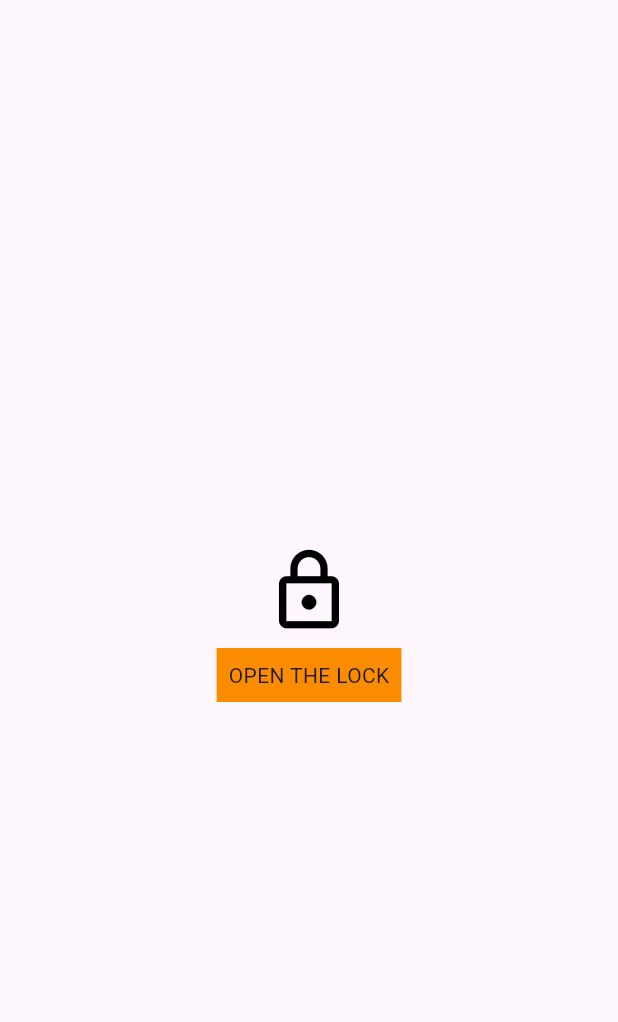
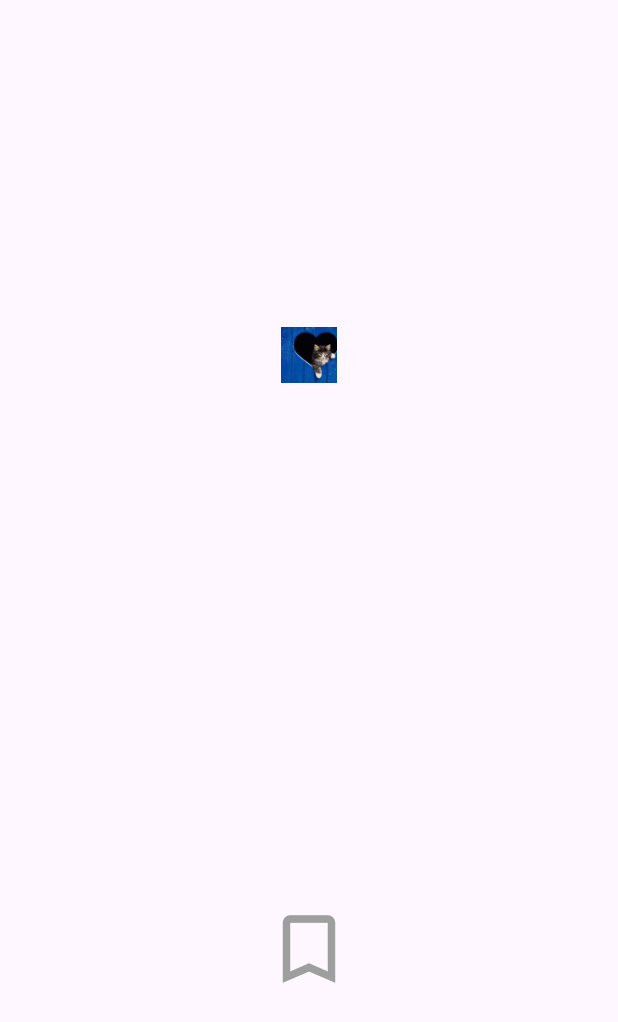
Before and after one commit to Yosua13/belajar-fundamental-aplikasi-flutter, a Flutter app: the screen it shows after launch, on a phone screen of 412 x 824 dp. Shown: the top 1022 px of the screen. Run offline on Flutter 3.47's test engine with Material 3 defaults, Android fonts, the phone set to English and light mode, and no system bars.

Commit message:
gesture detector, onDoubleTap, onTap, onLongPress

```diff
--- /dev/null
+++ b/lib/1_fundamental_flutter/6_latihan_gesture_detector/home_page.dart
@@ -0,0 +1,25 @@
+import 'package:flutter/material.dart';
+import 'package:training/1_fundamental_flutter/6_latihan_gesture_detector/my_bookmark_icon_widget.dart';
+import 'package:training/1_fundamental_flutter/6_latihan_gesture_detector/my_container_widget.dart';
+
+class HomePage extends StatelessWidget {
+  const HomePage({super.key});
+
+  @override
+  Widget build(BuildContext context) {
+    return const Scaffold(
+      body: Padding(
+        padding: EdgeInsets.all(16),
+        child: Center(
+          child: Column(
+            mainAxisAlignment: MainAxisAlignment.spaceAround,
+            children: [
+              MyContainerWidget(),
+              MyBookmarkIconWidget(),
+            ],
+          ),
+        ),
+      ),
+    );
+  }
+}
--- /dev/null
+++ b/lib/1_fundamental_flutter/6_latihan_gesture_detector/my_bookmark_icon_widget.dart
@@ -0,0 +1,28 @@
+import 'package:flutter/material.dart';
+
+class MyBookmarkIconWidget extends StatefulWidget {
+  const MyBookmarkIconWidget({super.key});
+
+  @override
+  State<MyBookmarkIconWidget> createState() => _MyBookmarkIconWidgetState();
+}
+
+class _MyBookmarkIconWidgetState extends State<MyBookmarkIconWidget> {
+  bool _isBookmarked = false;
+
+  @override
+  Widget build(BuildContext context) {
+    return GestureDetector(
+      onTap: () {
+        setState(() {
+          _isBookmarked = !_isBookmarked;
+        });
+      },
+      child: Icon(
+        _isBookmarked ? Icons.bookmark : Icons.bookmark_border,
+        color: _isBookmarked ? Colors.amber : Colors.grey,
+        size: 60,
+      ),
+    );
+  }
+}
--- /dev/null
+++ b/lib/1_fundamental_flutter/6_latihan_gesture_detector/my_container_widget.dart
@@ -0,0 +1,69 @@
+import 'package:flutter/material.dart';
+
+class MyContainerWidget extends StatefulWidget {
+  const MyContainerWidget({super.key});
+
+  @override
+  State<MyContainerWidget> createState() => _MyContainerWidgetState();
+}
+
+class _MyContainerWidgetState extends State<MyContainerWidget> {
+  double _baseSize = 150;
+  final List<double> _fixedSize = [150, 200, 300];
+
+  double _baseScalaFactor = 0.5;
+  double _scalaFactor = 1.0;
+
+  @override
+  Widget build(BuildContext context) {
+    return GestureDetector(
+      /// Double Tap untuk memperbesar ukuran gambar
+      onDoubleTap: () {
+        setState(() {
+          _baseSize = switch (_baseSize) {
+            <= 150 => _fixedSize[1],
+            <= 200 => _fixedSize[2],
+            <= 300 => _fixedSize[0],
+            _ => _fixedSize[1],
+          };
+          _baseScalaFactor = 1.0;
+        });
+      },
+
+      /// Tarik gambar menggunakan 2 jari untuk mengubah ukuran gambar
+      onScaleStart: (details) {
+        _scalaFactor = _baseScalaFactor;
+      },
+      onScaleUpdate: (details) {
+        setState(() {
+          _baseScalaFactor = _scalaFactor * details.scale;
+        });
+      },
+
+      /// Long press untuk memperbesar ukuran
+      onLongPressStart: (details) {
+        setState(() {
+          _baseScalaFactor = 2.0;
+        });
+      },
+      onLongPressEnd: (details) {
+        setState(() {
+          _baseScalaFactor = 1.0;
+        });
+      },
+      child: AnimatedScale(
+        scale: _baseScalaFactor,
+        duration: const Duration(milliseconds: 200),
+        child: Transform.scale(
+          scale: _baseScalaFactor,
+          child: Image.asset(
+            "assets/cat.jpeg",
+            fit: BoxFit.cover,
+            height: _baseSize,
+            width: _baseSize,
+          ),
+        ),
+      ),
+    );
+  }
+}
--- a/lib/main.dart
+++ b/lib/main.dart
@@ -8,6 +8,7 @@
 import 'package:training/1_fundamental_flutter/4_navigation_routing/second_screen_with_data.dart';
 import 'package:training/1_fundamental_flutter/5_interaction/detector_example.dart';
 import 'package:training/1_fundamental_flutter/5_interaction/listener_screen.dart';
+import 'package:training/1_fundamental_flutter/6_latihan_gesture_detector/home_page.dart';
 
 void main() {
   runApp(const MyApp());
@@ -51,7 +52,7 @@
         colorScheme: ColorScheme.fromSeed(seedColor: Colors.deepPurple),
         useMaterial3: true,
       ),
-      home: GestureDetectorExample(),
+      home: HomePage(),
       // initialRoute: '/',
       // routes: {
       //   '/': (context) => const FirstScreen(),
--- a/pubspec.yaml
+++ b/pubspec.yaml
@@ -59,9 +59,8 @@
   uses-material-design: true
 
   # To add assets to your application, add an assets section, like this:
-  # assets:
-  #   - images/a_dot_burr.jpeg
-  #   - images/a_dot_ham.jpeg
+  assets:
+    - assets/
 
   # An image asset can refer to one or more resolution-specific "variants", see
   # https://flutter.dev/to/resolution-aware-images
```
Also changed, not shown: assets/cat.jpeg (added).
